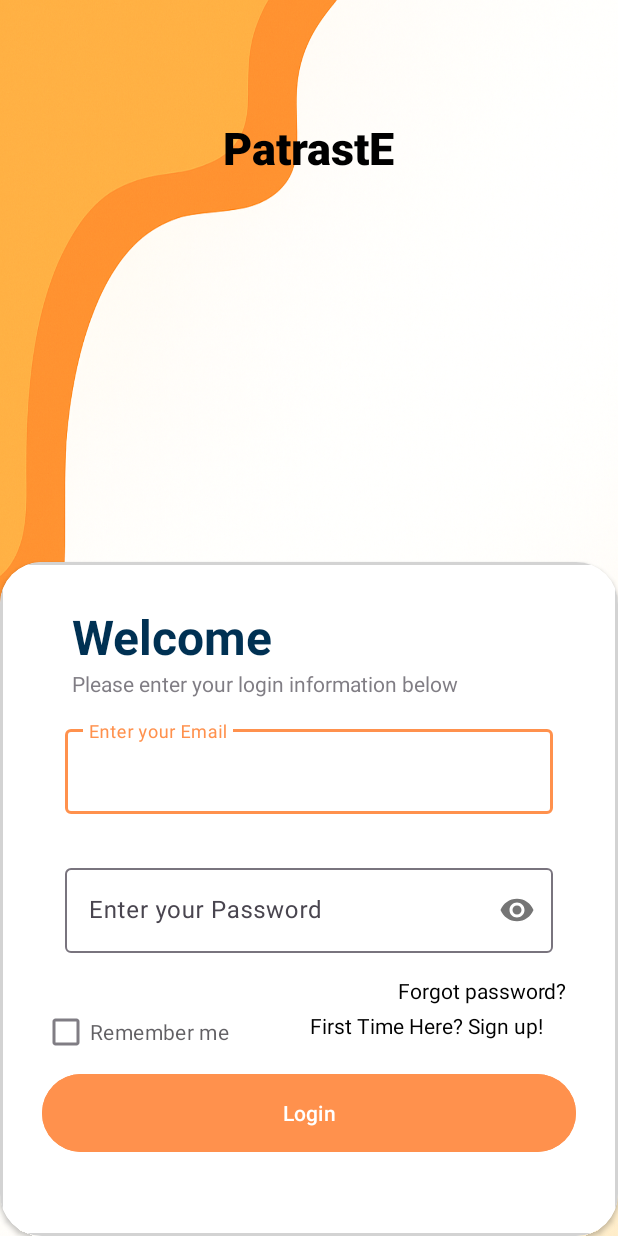
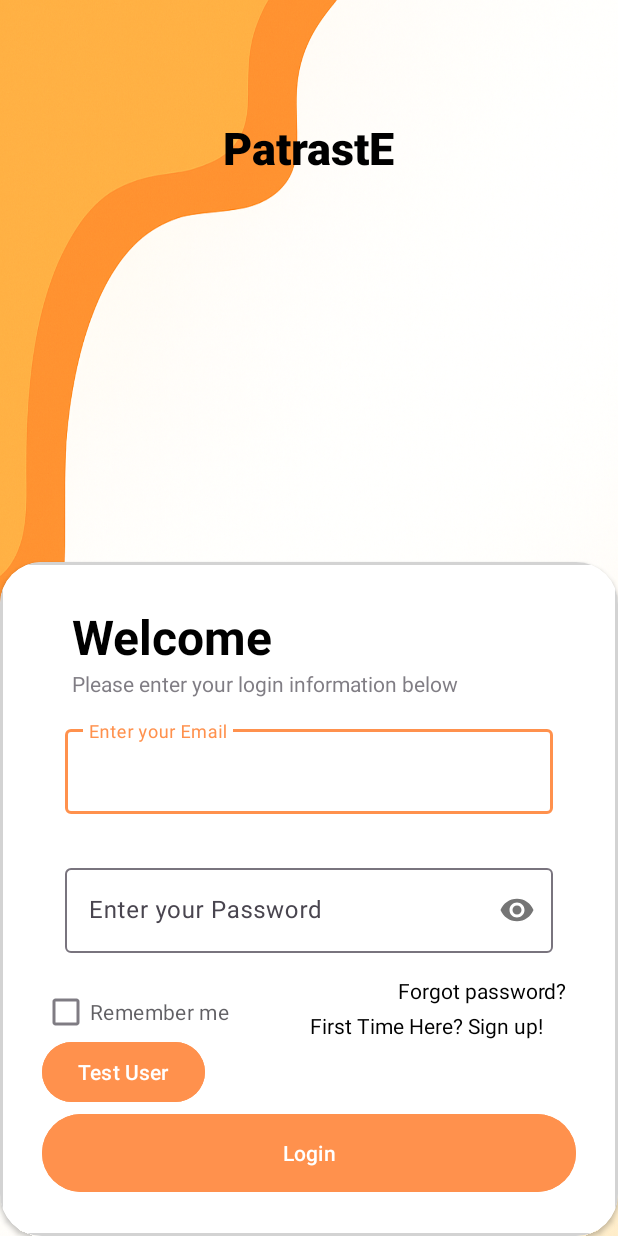
Before and after one commit to AvagyanVache/SkipQ, an Android app: the screen it shows after launch (MainActivity), on a phone screen of 412 x 824 dp. Run offline under Robolectric (Android 15) with nearby library versions, the phone set to English and light mode, and no system bars; our stand-ins replace Firebase (no records; nobody signed in at launch, a user with empty details on screens opened directly).

Commit message:
added test user

```diff
--- a/app/src/main/java/com/example/skipq/Fragment/MenuManagementFragment.java
+++ b/app/src/main/java/com/example/skipq/Fragment/MenuManagementFragment.java
@@ -460,7 +460,7 @@ public class MenuManagementFragment extends Fragment {
 
 // TextView for "Upload Logo"
         TextView uploadTextView = new TextView(requireContext());
-        uploadTextView.setText("Upload Logo");
+        uploadTextView.setText("Upload Item Photo");
         uploadTextView.setTextColor(ContextCompat.getColor(requireContext(), R.color.secondary_color));
         uploadTextView.setTextSize(18);
         uploadTextView.setTypeface(null, Typeface.BOLD);
@@ -499,12 +499,13 @@ public class MenuManagementFragment extends Fragment {
         availabilitySwitch.setText("Available");
         availabilitySwitch.setChecked(true);
         availabilitySwitch.setThumbTintList(ColorStateList.valueOf(Color.WHITE));
-        availabilitySwitch.setTrackTintList(ColorStateList.valueOf(Color.parseColor("#FFA500"))); // Orange
+        availabilitySwitch.setTrackTintList(ColorStateList.valueOf(Color.parseColor("#FFA500")));
         layout.addView(availabilitySwitch);
 
         builder.setView(layout);
 
         builder.setPositiveButton("Add", (dialogInterface, which) -> {
+            Toast.makeText(getContext(), "Adding Item To Your Menu...", Toast.LENGTH_SHORT).show();
             String name = nameInput.getText().toString().trim();
             String price = priceInput.getText().toString().trim();
             String prepTime = prepTimeInput.getText().toString().trim();
--- a/app/src/main/res/layout/activity_main.xml
+++ b/app/src/main/res/layout/activity_main.xml
@@ -61,7 +61,7 @@
                 android:layout_height="wrap_content"
                 android:layout_marginLeft="20dp"
                 android:text="Welcome"
-                android:textColor="@color/secondary_color"
+                android:textColor="@color/black"
                 android:textSize="32sp"
                 android:textStyle="bold" />
 
@@ -115,10 +115,18 @@
                     android:layout_alignParentTop="true"
                     android:layout_gravity="center"
                     android:layout_marginStart="0dp"
-                    android:layout_marginTop="13dp"
                     android:alpha="0.7"
                     android:text="Remember me" />
-
+                <!-- Add this Button below your existing LoginButton in activity_main.xml -->
+                <Button
+                    android:id="@+id/testUserButton"
+                    android:layout_width="wrap_content"
+                    android:layout_height="wrap_content"
+                    android:text="Test User"
+                    android:layout_marginTop="40dp"
+                    android:layout_gravity="center"
+                    android:backgroundTint="@color/primary_color"
+                    android:textColor="#FFFFFF" />
                 <TextView
                     android:id="@+id/forgot_password"
                     android:layout_width="wrap_content"
```
Also changed, not shown: app/src/main/java/com/example/skipq/Activity/MainActivity.java (+60 -1 lines), app/src/main/res/layout/viewholder_cart_item.xml (+14 -16 lines).
